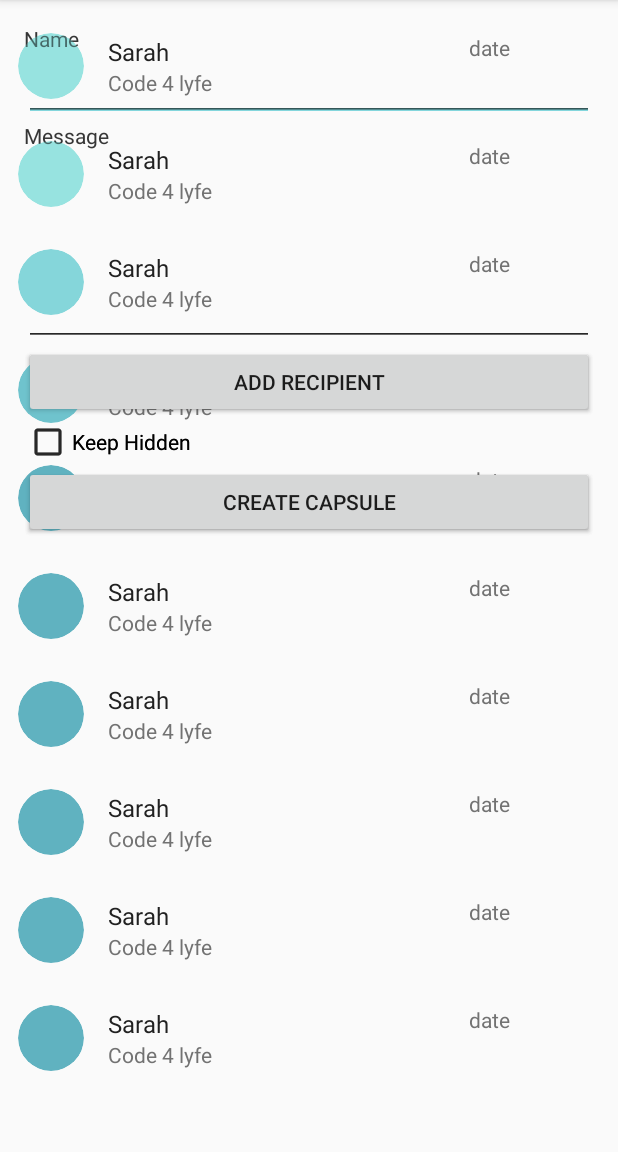
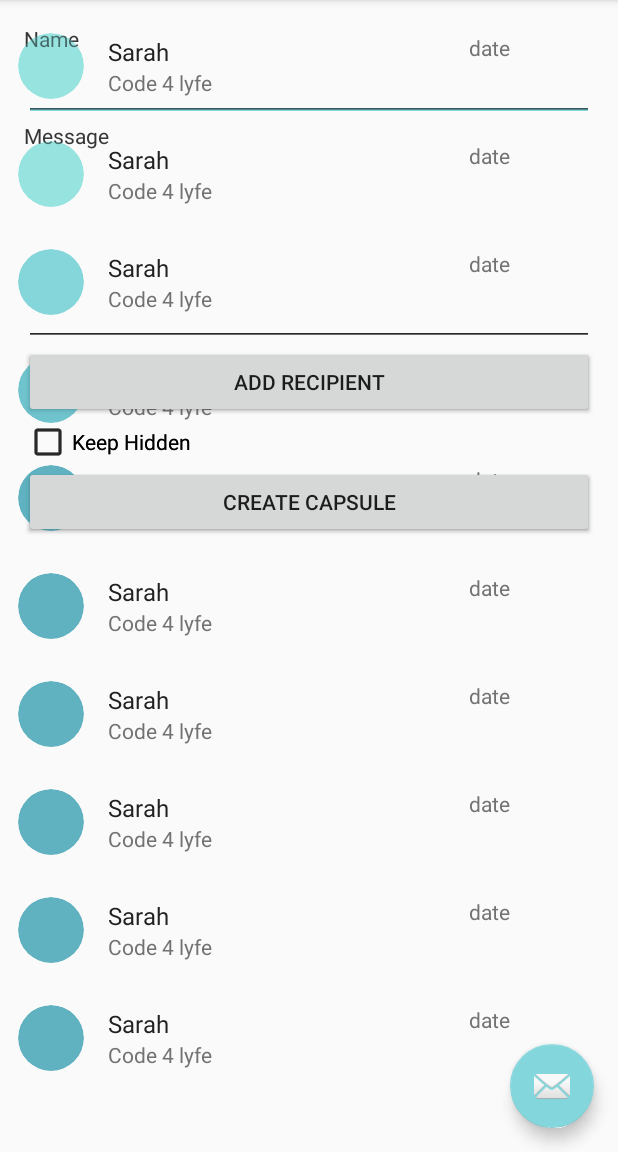
Before and after one commit to ezturner/TimeCapsule, an Android app: the screen it shows after launch (MainActivity), on a phone screen of 412 x 824 dp, the part 84-1236 px from its top. Run offline under Robolectric (Android 15) with nearby library versions, the phone set to English and light mode, and no system bars; our stand-ins replace CircleImageView, Firebase (no records; nobody signed in at launch, a user with empty details on screens opened directly); 1 statement that could not run was skipped.

Commit message:
Resolved conflict

```diff
--- a/app/src/main/java/me/kevinkang/timecapsule/activities/LoginActivity.java
+++ b/app/src/main/java/me/kevinkang/timecapsule/activities/LoginActivity.java
@@ -107,6 +107,7 @@ public class LoginActivity extends AppCompatActivity implements GoogleApiClient.
 
     private void handleSignInResult(GoogleSignInResult result) {
         Log.d(TAG, "handleSignInResult:" + result.isSuccess());
+        Log.d(TAG, "Signin : " + result.toString());
         if (result.isSuccess()) {
             // acct contains account details
             GoogleSignInAccount acct = result.getSignInAccount();
--- a/app/src/main/java/me/kevinkang/timecapsule/activities/MainActivity.java
+++ b/app/src/main/java/me/kevinkang/timecapsule/activities/MainActivity.java
@@ -1,10 +1,14 @@
 package me.kevinkang.timecapsule.activities;
 
 import android.os.Bundle;
+import android.content.Intent;
+import android.support.design.widget.FloatingActionButton;
+import android.support.design.widget.Snackbar;
 import android.support.v4.widget.SwipeRefreshLayout;
 import android.support.v7.app.AppCompatActivity;
 import android.support.v7.widget.LinearLayoutManager;
 import android.support.v7.widget.RecyclerView;
+import android.view.View;
 
 import java.util.ArrayList;
 import java.util.List;
@@ -40,5 +44,19 @@ public class MainActivity extends AppCompatActivity {
         capsuleAdapter = new CapsuleAdapter(capsuleList);
         recyclerView.setAdapter(capsuleAdapter);
         capsuleUser = new TimeCapsuleUser();
+
+        FloatingActionButton fab = (FloatingActionButton) findViewById(R.id.fab);
+        fab.setOnClickListener(new View.OnClickListener() {
+            @Override
+            public void onClick(View view) {
+                Snackbar.make(view, "Replace with your own action", Snackbar.LENGTH_LONG)
+                        .setAction("Action", null).show();
+            }
+        });
+    }
+
+    public void onCapsuleClick(View view){
+        Intent mainIntent = new Intent(this, CapsuleDetailActivity.class);
+        this.startActivity(mainIntent);
     }
 }
--- a/app/src/main/java/me/kevinkang/timecapsule/activities/SplashActivity.java
+++ b/app/src/main/java/me/kevinkang/timecapsule/activities/SplashActivity.java
@@ -4,6 +4,7 @@ import android.content.Intent;
 import android.os.Bundle;
 import android.os.Handler;
 import android.support.v7.app.AppCompatActivity;
+import android.util.Log;
 
 import com.google.firebase.auth.FirebaseAuth;
 import com.google.firebase.auth.FirebaseUser;
--- a/app/src/main/java/me/kevinkang/timecapsule/data/models/User.java
+++ b/app/src/main/java/me/kevinkang/timecapsule/data/models/User.java
@@ -20,4 +20,5 @@ public interface User {
      * @return returns an ordered Set of Capsules.
      */
     Set<FirebaseCapsule> getCapsules();
+
 }
--- a/app/src/main/res/layout/activity_main.xml
+++ b/app/src/main/res/layout/activity_main.xml
@@ -1,7 +1,7 @@
 <?xml version="1.0" encoding="utf-8"?>
-<RelativeLayout
-    xmlns:android="http://schemas.android.com/apk/res/android"
+<RelativeLayout xmlns:android="http://schemas.android.com/apk/res/android"
     xmlns:tools="http://schemas.android.com/tools"
+    xmlns:app="http://schemas.android.com/apk/res-auto"
     android:id="@+id/activity_main"
     android:layout_width="match_parent"
     android:layout_height="match_parent"
@@ -26,4 +26,15 @@
         android:layout_alignParentStart="true" />
 
 
+
+    <android.support.design.widget.FloatingActionButton
+        android:id="@+id/fab"
+        android:layout_width="wrap_content"
+        android:layout_height="wrap_content"
+        android:layout_alignParentBottom="true"
+        android:layout_alignParentEnd="true"
+        android:layout_gravity="bottom|end"
+        android:layout_margin="@dimen/fab_margin"
+        app:srcCompat="@android:drawable/ic_dialog_email" />
+
 </RelativeLayout>
--- a/app/src/main/res/layout/capsule_row.xml
+++ b/app/src/main/res/layout/capsule_row.xml
@@ -3,7 +3,7 @@
     android:layout_width="fill_parent"
     android:id="@+id/capsule_row_layout"
     android:layout_height="@dimen/capsule_row_height"
-    android:onClick="onFriendClick"
+    android:onClick="onCapsuleClick"
     android:layout_marginEnd="72dp"
     >
 
```
